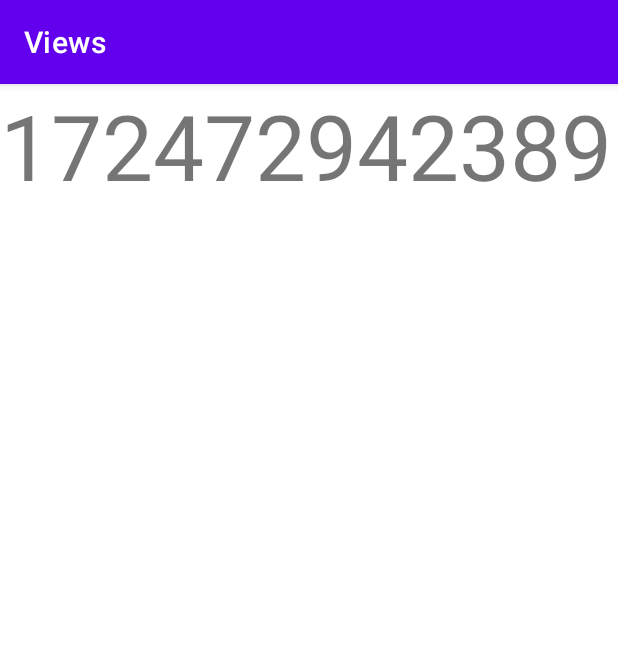
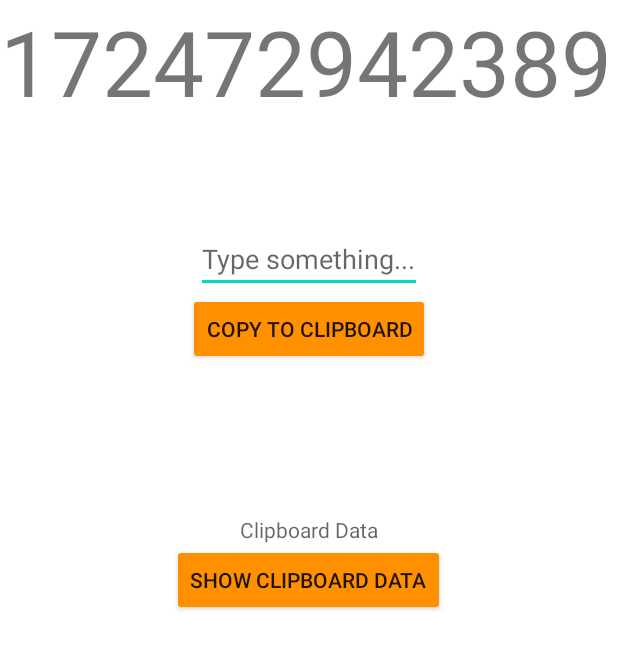
Before and after one commit to Husnainalirafique/Views, an Android app: the TextView screen opened directly, with no data from a screen before it, on a phone screen of 412 x 824 dp. Shown: the top 649 px of the screen. Run offline under Robolectric (Android 15) with nearby library versions, the phone set to English and light mode, and no system bars.

Commit message:
TextView

```diff
--- a/app/src/main/AndroidManifest.xml
+++ b/app/src/main/AndroidManifest.xml
@@ -11,6 +11,12 @@
         android:supportsRtl="true"
         android:theme="@style/Theme.Views"
         tools:targetApi="31">
+        <activity
+            android:name=".Rough"
+            android:exported="false" />
+        <activity
+            android:name=".EditText"
+            android:exported="false" />
         <activity
             android:name=".TextView"
             android:exported="false" />
--- a/app/src/main/java/com/example/views/MainActivity.kt
+++ b/app/src/main/java/com/example/views/MainActivity.kt
@@ -18,7 +18,11 @@ class MainActivity : AppCompatActivity() {
 
     private fun handlingClicks() {
         findViewById<Button>(R.id.btToTextViewActivity).setOnClickListener {
-            val intent = Intent(this,TextView::class.java)
+           val intent = Intent(this,TextView::class.java)
+            startActivity(intent)
+        }
+        findViewById<Button>(R.id.btToEditTextActivity).setOnClickListener {
+            val intent = Intent(this,EditText::class.java)
             startActivity(intent)
         }
     }
--- a/app/src/main/java/com/example/views/TextView.kt
+++ b/app/src/main/java/com/example/views/TextView.kt
@@ -1,15 +1,55 @@
 package com.example.views
 
 import android.annotation.SuppressLint
+import android.content.ClipData
+import android.content.ClipboardManager
+import android.content.Context
 import androidx.appcompat.app.AppCompatActivity
 import android.os.Bundle
 import android.view.View
 import android.widget.Button
+import android.widget.EditText
+import android.widget.Toast
 
 class TextView : AppCompatActivity() {
     override fun onCreate(savedInstanceState: Bundle?) {
         super.onCreate(savedInstanceState)
         setContentView(R.layout.activity_text_view2)
+        supportActionBar?.hide()
+        val pasteTxt = findViewById<android.widget.TextView>(R.id.txtShow)
+        val btnPaste = findViewById<Button>(R.id.btnShow)
+
+        val copyTxt = findViewById<EditText>(R.id.txtCopy)
+        val copyBtn = findViewById<Button>(R.id.btnCopy)
+
+        val clipboardManager = getSystemService(CLIPBOARD_SERVICE) as ClipboardManager
+        var clipData: ClipData
+
+        copyBtn.setOnClickListener {
+            val txtCopy = copyTxt.text.toString()
+
+            clipData = ClipData.newPlainText("text", txtCopy)
+
+            clipboardManager.setPrimaryClip(clipData)
+
+            Toast.makeText(this, "Copied", Toast.LENGTH_SHORT).show()
+        }
+        btnPaste.setOnClickListener {
+
+            // Storing the clip data in a variable
+            val pData = clipboardManager.primaryClip
+
+            // Retrieving the items
+            val item = pData?.getItemAt(0)
+
+            // item is converted to string and stored in a variable
+            val txtPaste = item?.text.toString()
+
+            // Textview is set as txtPaste string
+            pasteTxt.text = txtPaste
+            // Toast for user reference
+            Toast.makeText(applicationContext, "Pasted from Clipboard", Toast.LENGTH_SHORT).show()
+        }
     }
 
 
--- /dev/null
+++ b/app/src/main/res/drawable/rounded_corner_view.xml
@@ -0,0 +1,6 @@
+<?xml version="1.0" encoding="utf-8"?>
+<shape xmlns:android="http://schemas.android.com/apk/res/android"
+    android:shape="rectangle"
+    >
+    <corners android:radius="10dp"/>
+</shape>
--- a/app/src/main/res/layout/activity_text_view2.xml
+++ b/app/src/main/res/layout/activity_text_view2.xml
@@ -18,4 +18,44 @@
         app:autoSizeStepGranularity="2sp"
         android:autoSizeTextType="uniform"
         />
+    <!--Text must be entered here-->
+    <EditText
+        android:id="@+id/txtCopy"
+        android:layout_width="wrap_content"
+        android:layout_height="wrap_content"
+        android:layout_marginTop="50dp"
+        android:layout_gravity="center"
+        android:layout_above="@id/btnCopy"
+        android:layout_centerHorizontal="true"
+        android:hint="Type something..." />
+
+    <!--Text entered in the above field gets copied to
+        Clipboard on this button click-->
+    <androidx.appcompat.widget.AppCompatButton
+        android:id="@+id/btnCopy"
+        android:layout_width="wrap_content"
+        android:layout_height="wrap_content"
+        android:layout_centerInParent="true"
+        android:backgroundTint="#FF9100"
+        android:layout_gravity="center"
+        android:text="Copy to Clipboard" />
+
+    <TextView
+        android:id="@+id/txtShow"
+        android:layout_width="wrap_content"
+        android:layout_height="wrap_content"
+        android:layout_marginTop="100dp"
+        android:layout_gravity="center"
+        android:layout_above="@id/btnShow"
+        android:background="@drawable/rounded_corner_view"
+        android:hint="Clipboard Data" />
+
+    <!--*on this button click-->
+    <androidx.appcompat.widget.AppCompatButton
+        android:id="@+id/btnShow"
+        android:layout_width="wrap_content"
+        android:layout_height="wrap_content"
+        android:layout_gravity="center"
+        android:backgroundTint="#FF9100"
+        android:text="Show Clipboard Data" />
 </LinearLayout>
--- a/app/src/main/res/values-night/themes.xml
+++ b/app/src/main/res/values-night/themes.xml
@@ -10,7 +10,7 @@
         <item name="colorSecondaryVariant">@color/teal_200</item>
         <item name="colorOnSecondary">@color/black</item>
         <!-- Status bar color. -->
-        <item name="android:statusBarColor">?attr/colorPrimaryVariant</item>
+        <item name="android:statusBarColor">#FF9100</item>
         <!-- Customize your theme here. -->
     </style>
 </resources>
--- a/app/src/main/res/values/themes.xml
+++ b/app/src/main/res/values/themes.xml
@@ -10,7 +10,7 @@
         <item name="colorSecondaryVariant">@color/teal_700</item>
         <item name="colorOnSecondary">@color/black</item>
         <!-- Status bar color. -->
-        <item name="android:statusBarColor">?attr/colorPrimaryVariant</item>
+        <item name="android:statusBarColor">#FF9100</item>
         <!-- Customize your theme here. -->
     </style>
 </resources>
```
Also changed, not shown: app/build.gradle (+6 -2 lines), app/src/main/java/com/example/views/EditText.kt (added, +54 -0 lines), app/src/main/res/layout/activity_edit_text.xml (added, +89 -0 lines), app/src/main/res/layout/activity_main.xml (+12 -1 lines), build.gradle (line endings or trailing spaces).
